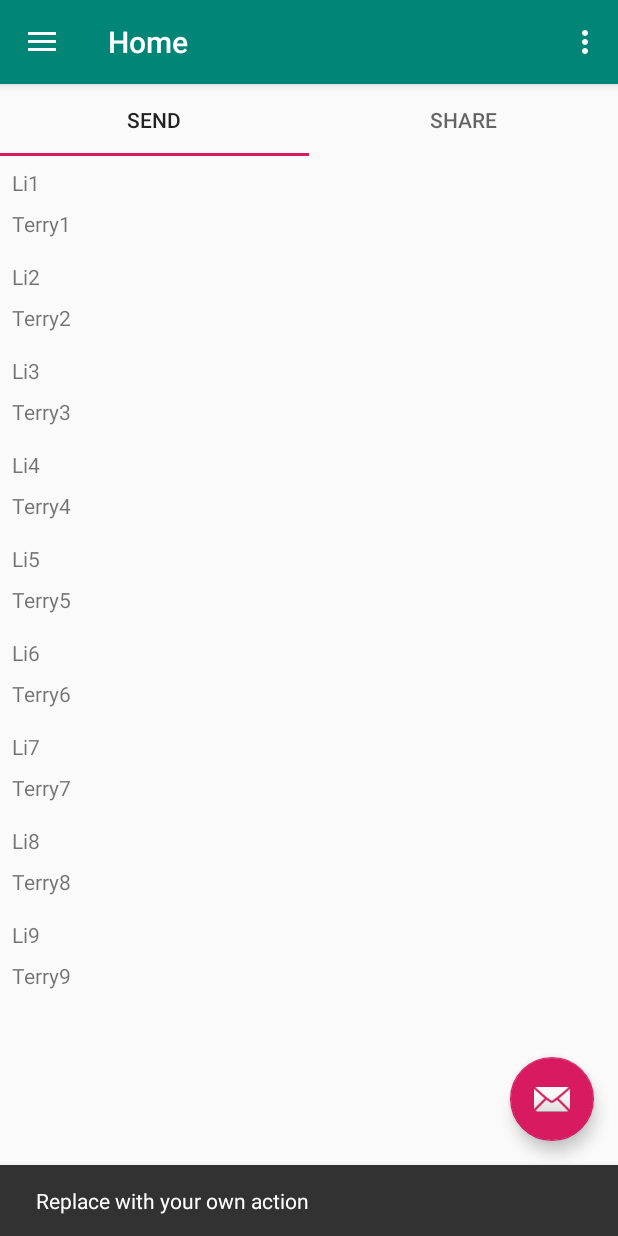
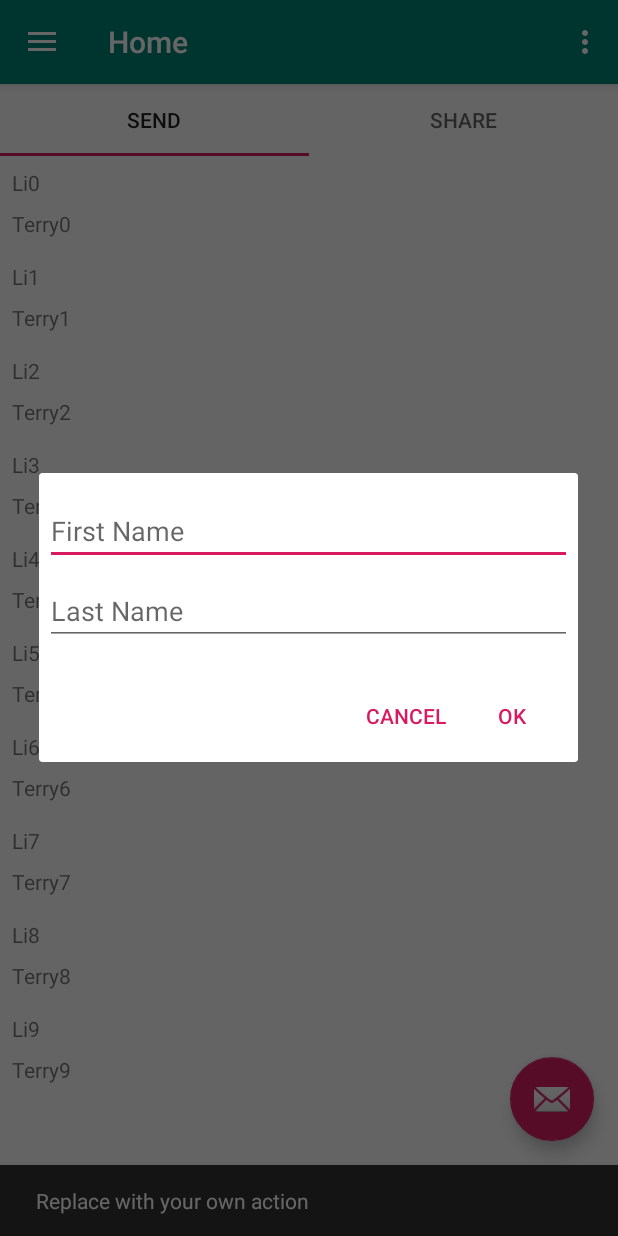
Before and after one commit to terryli0925/androidx-test, an Android app: the screen it shows after launch (MainActivity), after a tap on an icon or button, on a phone screen of 412 x 824 dp. Run offline under Robolectric (Android 15) with nearby library versions, the phone set to English and light mode, and no system bars; our stand-ins replace Room's generated code, navigation-ui; 1 other tap on this screen came first.

Commit message:
Update user

```diff
--- a/app/src/main/java/com/example/androidxtest/adapter/UserAdapter.java
+++ b/app/src/main/java/com/example/androidxtest/adapter/UserAdapter.java
@@ -14,10 +14,11 @@ import java.util.List;
 import androidx.annotation.NonNull;
 import androidx.recyclerview.widget.RecyclerView;
 
-public class UserAdapter extends RecyclerView.Adapter<UserAdapter.UserViewHolder> implements View.OnClickListener {
+public class UserAdapter extends RecyclerView.Adapter<UserAdapter.UserViewHolder> implements View.OnClickListener, View.OnLongClickListener {
 
     private ArrayList<User> mUserList;
     private OnItemClickListener mOnItemClickListener = null;
+    private OnItemLongClickListener mOnItemLongClickListener = null;
 
     public UserAdapter() {
         mUserList = new ArrayList<>();
@@ -28,6 +29,7 @@ public class UserAdapter extends RecyclerView.Adapter<UserAdapter.UserViewHolder
     public UserViewHolder onCreateViewHolder(@NonNull ViewGroup parent, int viewType) {
         View v = LayoutInflater.from(parent.getContext()).inflate(R.layout.list_item_user, parent, false);
         v.setOnClickListener(this);
+        v.setOnLongClickListener(this);
         UserViewHolder vh = new UserViewHolder(v);
         return vh;
     }
@@ -62,14 +64,30 @@ public class UserAdapter extends RecyclerView.Adapter<UserAdapter.UserViewHolder
         }
     }
 
+    @Override
+    public boolean onLongClick(View v) {
+        if (mOnItemLongClickListener != null) {
+            mOnItemLongClickListener.onItemLongClick(v, (int) v.getTag());
+        }
+        return true;
+    }
+
     public void setOnItemClickListener(OnItemClickListener listener) {
         this.mOnItemClickListener = listener;
     }
 
-    //define interface
+    public void setOnItemLognClickListener(OnItemLongClickListener listener) {
+        this.mOnItemLongClickListener = listener;
+    }
+
     public interface OnItemClickListener {
         void onItemClick(View view, int position);
     }
+
+    public interface OnItemLongClickListener {
+        void onItemLongClick(View view, int position);
+    }
+
 
     static class UserViewHolder extends RecyclerView.ViewHolder {
 
--- a/app/src/main/java/com/example/androidxtest/db/UserDao.java
+++ b/app/src/main/java/com/example/androidxtest/db/UserDao.java
@@ -7,6 +7,7 @@ import androidx.room.Dao;
 import androidx.room.Delete;
 import androidx.room.Insert;
 import androidx.room.Query;
+import androidx.room.Update;
 
 @Dao
 public interface UserDao {
@@ -26,6 +27,9 @@ public interface UserDao {
     @Insert
     void insertUsers(User... users);
 
+    @Update
+    void updateUser(User user);
+
     @Delete
     void deleteUser(User user);
 }
--- a/app/src/main/java/com/example/androidxtest/db/UserRepository.java
+++ b/app/src/main/java/com/example/androidxtest/db/UserRepository.java
@@ -43,6 +43,15 @@ public class UserRepository {
         });
     }
 
+    public void updateUser(final User user) {
+        AppExecutors.getInstance().diskIO().execute(new Runnable() {
+            @Override
+            public void run() {
+                userDao.updateUser(user);
+            }
+        });
+    }
+
     public LiveData<List<User>> getUsers() {
         return userDao.loadAllUsers();
     }
--- a/app/src/main/java/com/example/androidxtest/ui/send/SendFragment.java
+++ b/app/src/main/java/com/example/androidxtest/ui/send/SendFragment.java
@@ -1,10 +1,13 @@
 package com.example.androidxtest.ui.send;
 
+import android.app.Dialog;
+import android.content.DialogInterface;
 import android.os.Bundle;
 import android.util.Log;
 import android.view.LayoutInflater;
 import android.view.View;
 import android.view.ViewGroup;
+import android.widget.EditText;
 
 import com.example.androidxtest.R;
 import com.example.androidxtest.adapter.UserAdapter;
@@ -16,6 +19,7 @@ import java.util.ArrayList;
 import java.util.List;
 
 import androidx.annotation.NonNull;
+import androidx.appcompat.app.AlertDialog;
 import androidx.fragment.app.Fragment;
 import androidx.lifecycle.Observer;
 import androidx.lifecycle.ViewModelProviders;
@@ -43,7 +47,8 @@ public class SendFragment extends Fragment {
 
     public View onCreateView(@NonNull LayoutInflater inflater,
                              ViewGroup container, Bundle savedInstanceState) {
-        mUserRepository = UserRepository.getInstance(AppDatabase.getInstance(getActivity().getApplicationContext()).getUserDao());
+        mUserRepository =
+                UserRepository.getInstance(AppDatabase.getInstance(getActivity().getApplicationContext()).getUserDao());
         mViewModel =
                 ViewModelProviders.of(this).get(SendViewModel.class);
         View root = inflater.inflate(R.layout.fragment_send, container, false);
@@ -54,6 +59,13 @@ public class SendFragment extends Fragment {
         mUserAdapter.setOnItemClickListener(new UserAdapter.OnItemClickListener() {
             @Override
             public void onItemClick(View view, int position) {
+                User user = mUserAdapter.getItem(position);
+                showUpdateUserDialog(user);
+            }
+        });
+        mUserAdapter.setOnItemLognClickListener(new UserAdapter.OnItemLongClickListener() {
+            @Override
+            public void onItemLongClick(View view, int position) {
                 User user = mUserAdapter.getItem(position);
                 mUserRepository.deleteUser(user);
             }
@@ -71,4 +83,25 @@ public class SendFragment extends Fragment {
 
         return root;
     }
+
+    public void showUpdateUserDialog(final User user) {
+        View view = getActivity().getLayoutInflater().inflate(R.layout.dialog_update_user, null);
+        final EditText firstName = view.findViewById(R.id.first_name);
+        final EditText lastName = view.findViewById(R.id.last_name);
+
+        new AlertDialog.Builder(getActivity())
+                .setView(view)
+                .setPositiveButton(R.string.ok, new DialogInterface.OnClickListener() {
+                    @Override
+                    public void onClick(DialogInterface dialog, int id) {
+                        user.firstName = firstName.getText().toString();
+                        user.lastName = lastName.getText().toString();
+                        mUserRepository.updateUser(user);
+                    }
+                })
+                .setNegativeButton(R.string.cancel, new DialogInterface.OnClickListener() {
+                    public void onClick(DialogInterface dialog, int id) {
+                    }
+                }).create().show();
+    }
 }
--- /dev/null
+++ b/app/src/main/res/layout/dialog_update_user.xml
@@ -0,0 +1,27 @@
+<?xml version="1.0" encoding="utf-8"?>
+<LinearLayout xmlns:android="http://schemas.android.com/apk/res/android"
+    android:layout_width="match_parent"
+    android:layout_height="match_parent"
+    android:orientation="vertical">
+    <EditText
+        android:id="@+id/first_name"
+        android:inputType="text"
+        android:layout_width="match_parent"
+        android:layout_height="wrap_content"
+        android:layout_marginTop="16dp"
+        android:layout_marginLeft="4dp"
+        android:layout_marginRight="4dp"
+        android:layout_marginBottom="4dp"
+        android:hint="@string/first_name" />
+    <EditText
+        android:id="@+id/last_name"
+        android:inputType="text"
+        android:layout_width="match_parent"
+        android:layout_height="wrap_content"
+        android:layout_marginTop="4dp"
+        android:layout_marginLeft="4dp"
+        android:layout_marginRight="4dp"
+        android:layout_marginBottom="16dp"
+        android:fontFamily="sans-serif"
+        android:hint="@string/last_name"/>
+</LinearLayout>
--- a/app/src/main/res/values/strings.xml
+++ b/app/src/main/res/values/strings.xml
@@ -13,4 +13,11 @@
     <string name="menu_tools">Tools</string>
     <string name="menu_share">Share</string>
     <string name="menu_send">Send</string>
+
+    <string name="first_name">First Name</string>
+    <string name="last_name">Last Name</string>
+
+    <string name="ok">OK</string>
+    <string name="cancel">Cancel                                                                                          </string>
+
 </resources>
```
